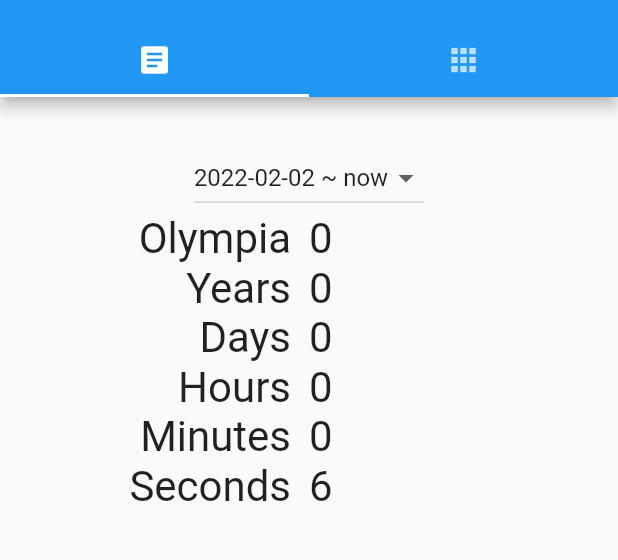
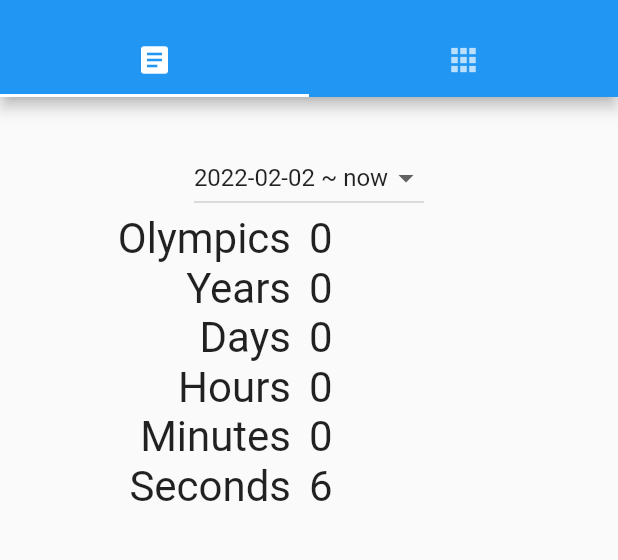
Before and after one commit to Xennis/lifetime-clock-app, a Flutter app: the screen it shows after launch, on a phone screen of 412 x 824 dp, the part 59-619 px from its top. Run offline on Flutter 3.47's test engine with Material 2 defaults, Android fonts, the phone set to English and light mode, and no system bars; our stand-ins replace numberpicker, shared_preferences; generated files the repository leaves out were written again.

Commit message:
[Fix] Olympics typo

```diff
--- a/lib/l10n/app_en.arb
+++ b/lib/l10n/app_en.arb
@@ -97,7 +97,7 @@
   "age": "Age",
   "ok": "ok",
   "cancel": "cancel",
-  "olympia": "Olympia",
+  "olympics": "Olympics",
   "years": "Years",
   "days": "Days",
   "hours": "Hours",
--- a/lib/pages/home_page.dart
+++ b/lib/pages/home_page.dart
@@ -209,7 +209,7 @@
   Widget build(BuildContext context) {
     final AppLocalizations l10n = AppLocalizations.of(context)!;
     final Map<String, String> pairs = {
-      l10n.olympia: "${(years / 4).floor()}",
+      l10n.olympics: "${(years / 4).floor()}",
       l10n.years: "$years",
       l10n.days: "${duration.inDays}",
       l10n.hours: "${duration.inHours}",
```
